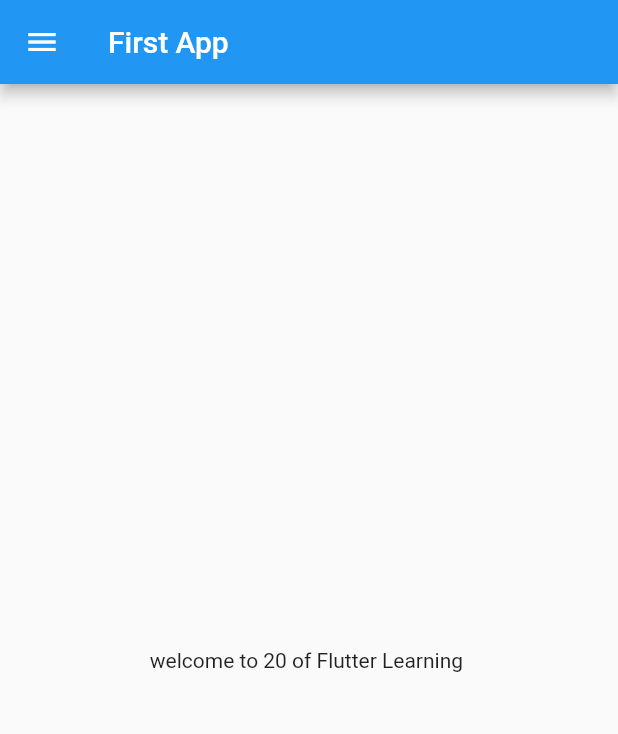
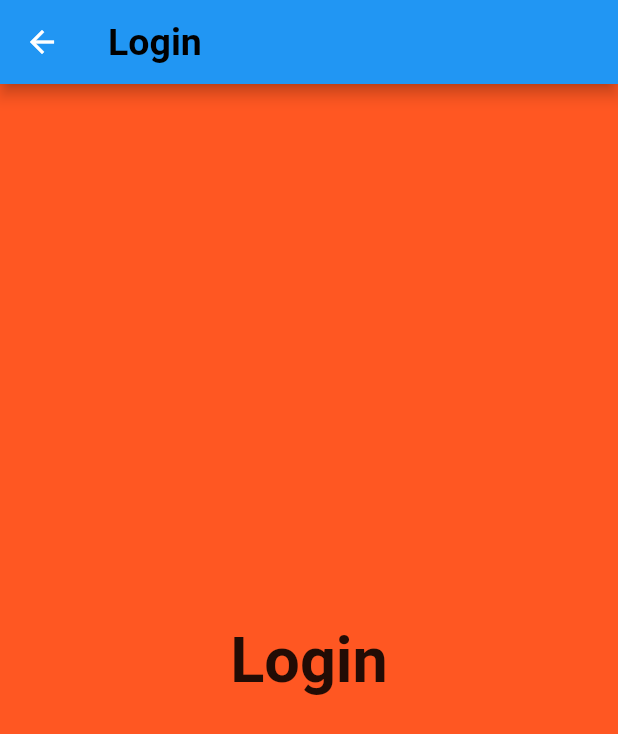
Before and after one commit to UMAKANTPATIL1/catalog_app, a Flutter app: the screen it shows after launch, on a phone screen of 412 x 824 dp. Shown: the top 734 px of the screen. Run offline on Flutter 3.47's test engine with Material 2 defaults, Android fonts, the phone set to English and light mode, and no system bars.

Commit message:
Commit project

```diff
--- a/lib/main.dart
+++ b/lib/main.dart
@@ -1,5 +1,7 @@
 import 'package:flutter/material.dart';
-import 'home_page.dart';
+import 'package:my_app/pages/home_page.dart';
+import 'package:my_app/pages/login_page.dart';
+
 void main(){
   runApp(MyApp());
 }
@@ -9,7 +11,17 @@ class MyApp extends StatelessWidget {
   @override
   Widget build(BuildContext context) {
     return MaterialApp(
-      home:HomePage(),
+
+
+      themeMode: ThemeMode.light,
+      darkTheme: ThemeData(brightness: Brightness.light),//Dark and light theme
+      initialRoute: "/login",
+      routes: {
+        "/": (context)=>HomePage(),
+        "/login":(context)=>LoginPage(),
+
+    },
     );
+
   }
 }
--- a/lib/home_page.dart
+++ b/lib/pages/home_page.dart
@@ -1,7 +1,7 @@
 import 'package:flutter/material.dart';
+import 'login_page.dart';
+
 class HomePage extends StatelessWidget {
-  const HomePage({Key? key}) : super(key: key);
-
   @override
   Widget build(BuildContext context) {
     int day=20;
--- /dev/null
+++ b/lib/pages/login_page.dart
@@ -0,0 +1,33 @@
+import 'package:flutter/material.dart';
+import 'home_page.dart';
+class LoginPage extends StatelessWidget {
+  const LoginPage({super.key});
+
+  @override
+  Widget build(BuildContext context) {
+    return Scaffold(
+      backgroundColor: Colors.deepOrange,
+      body: Center(
+        child: Text("Login",
+            textScaleFactor: 3.0,style: TextStyle(
+          fontWeight: FontWeight.bold,
+        )),
+      ),
+      appBar: AppBar(
+        title: Text("Login",
+          style:TextStyle(
+            fontSize: 25,
+            fontWeight: FontWeight.bold,
+
+            color: Colors.black,
+
+
+          )
+
+          ),
+
+      ),
+
+    );
+  }
+}
```
